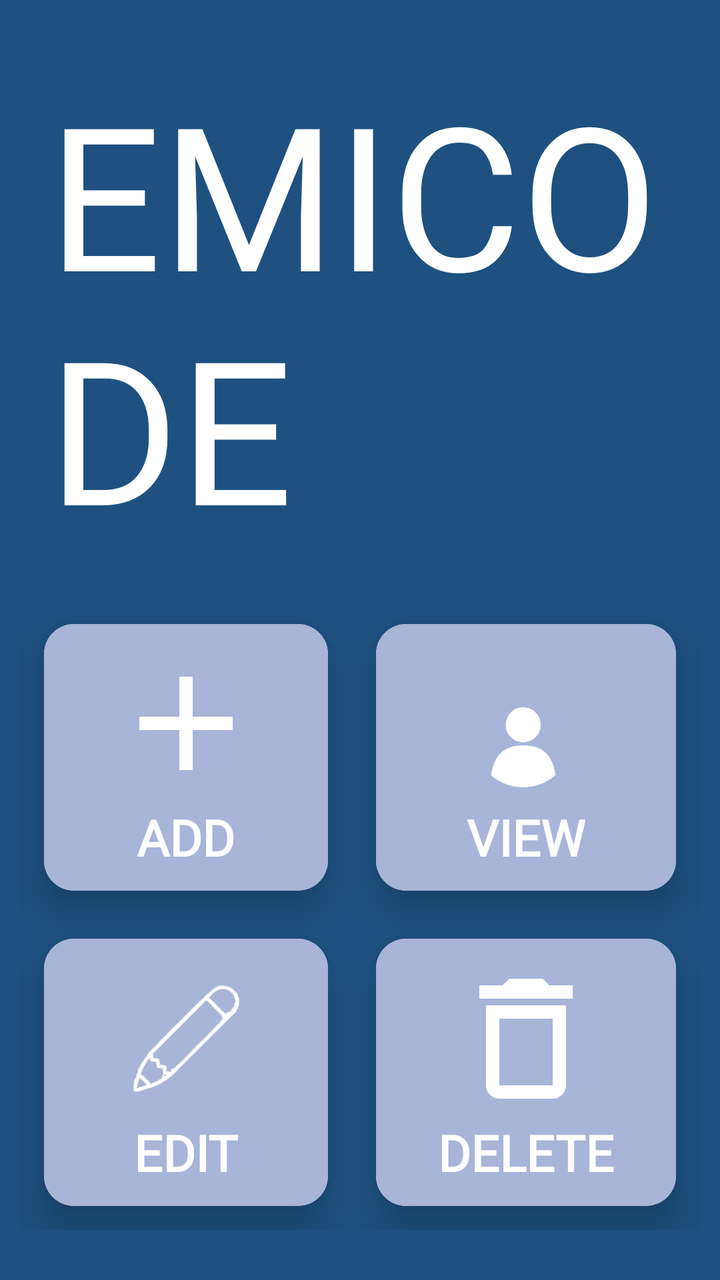
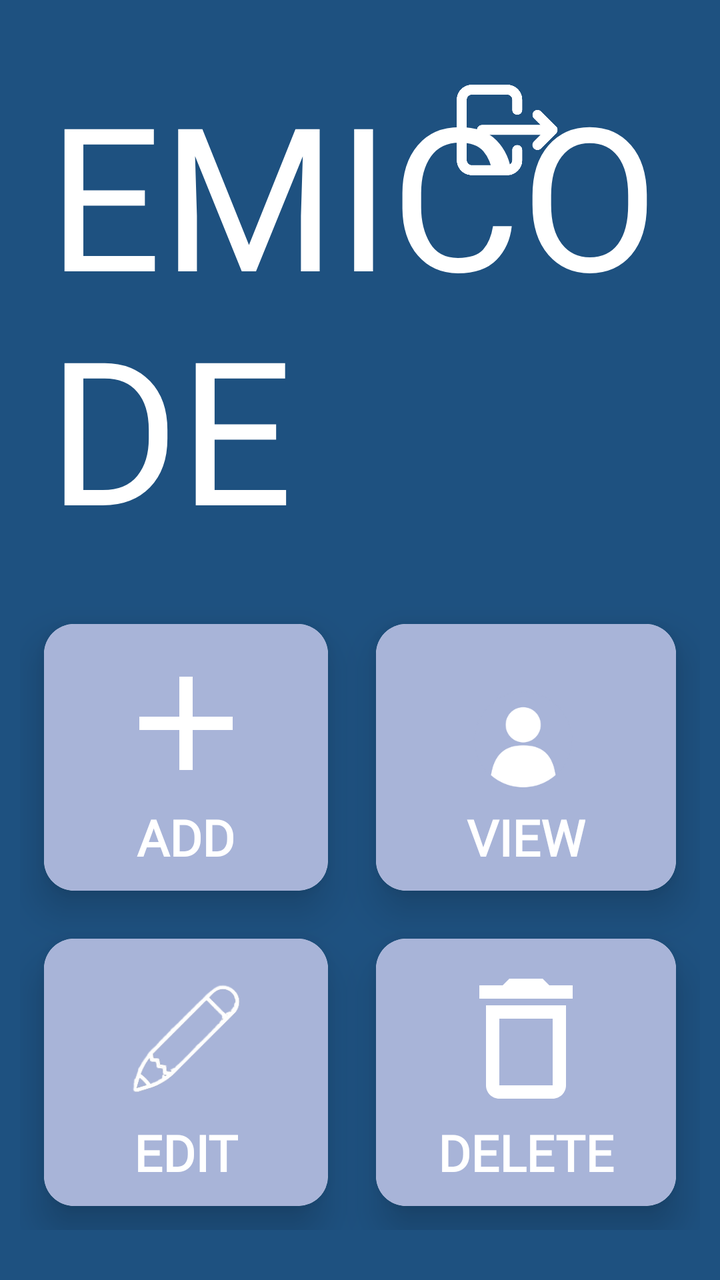

Screens rendered from an Android XML layout before and after an edit, with the pre-edit source and the edit as a unified diff.
<!-- AndroidManifest.xml: application theme Theme.FinalsApplication -->
<!-- res/layout/admin_menu.xml -->
<?xml version="1.0" encoding="utf-8"?>
<RelativeLayout xmlns:android="http://schemas.android.com/apk/res/android"
    xmlns:app="http://schemas.android.com/apk/res-auto"
    xmlns:tools="http://schemas.android.com/tools"
    android:layout_width="match_parent"
    android:layout_height="match_parent"
    tools:context=".UserMenu"
    android:background="@color/ourBlue">

    <TextView
        android:id="@+id/title_view"
        android:layout_width="wrap_content"
        android:layout_height="wrap_content"
        android:layout_marginTop="30dp"
        android:layout_marginLeft="24dp"
        android:layout_marginBottom="20dp"
        android:text="EMICODE"
        android:fontFamily="@font/computer_says_no"
        android:textColor="#ffff"
        android:textSize="100sp"
        />

    <GridLayout
        android:layout_width="match_parent"
        android:layout_height="match_parent"
        android:layout_below="@+id/title_view"
        android:layout_marginLeft="10dp"
        android:layout_marginRight="10dp"
        android:layout_marginBottom="25dp"
        android:rowCount="2"
        android:columnCount="2">

        <androidx.cardview.widget.CardView
            android:id="@+id/toAdd"
            android:layout_width="wrap_content"
            android:layout_height="wrap_content"
            app:cardCornerRadius="15dp"
            android:layout_columnWeight="1"
            android:layout_rowWeight="1"
            android:layout_row="0"
            android:layout_column="0"
            android:layout_margin="12dp"
            app:cardElevation="12dp">

            <LinearLayout
                android:layout_width="match_parent"
                android:layout_height="match_parent"
                android:orientation="vertical"
                android:background="#A8B4D8"
                android:gravity="center">
                <ImageView
                    android:layout_width="80dp"
                    android:layout_height="80dp"
                    android:src="@drawable/add_sign"
                    android:layout_gravity="center_horizontal"/>
                <TextView
                    android:layout_width="wrap_content"
                    android:layout_height="wrap_content"
                    android:text="ADD"
                    android:layout_gravity="center_horizontal"
                    android:fontFamily="@font/roboto_black"
                    android:textSize="25sp"
                    android:textColor="#FFFFFF"
                    android:textStyle="bold"/>
            </LinearLayout>
        </androidx.cardview.widget.CardView>

        <androidx.cardview.widget.CardView
            android:id="@+id/toView"
            android:layout_width="wrap_content"
            android:layout_height="wrap_content"
            app:cardCornerRadius="15dp"
            android:layout_columnWeight="1"
            android:layout_rowWeight="1"
            android:layout_row="0"
            android:layout_column="1"
            android:layout_margin="12dp"
            app:cardElevation="12dp">

            <LinearLayout
                android:layout_width="match_parent"
                android:layout_height="match_parent"
                android:orientation="vertical"
                android:background="#A8B4D8"
                android:gravity="center">
                <ImageView
                    android:layout_width="80dp"
                    android:layout_height="80dp"
                    android:src="@drawable/profile_icon"
                    android:layout_gravity="center_horizontal"/>
                <TextView
                    android:layout_width="wrap_content"
                    android:layout_height="wrap_content"
                    android:text="VIEW"
                    android:layout_gravity="center_horizontal"
                    android:fontFamily="@font/roboto_black"
                    android:textSize="25sp"
                    android:textColor="#FFFFFF"
                    android:textStyle="bold"/>
            </LinearLayout>
        </androidx.cardview.widget.CardView>

        <androidx.cardview.widget.CardView
            android:id="@+id/toEdit"
            android:layout_width="wrap_content"
            android:layout_height="wrap_content"
            app:cardCornerRadius="15dp"
            android:layout_columnWeight="1"
            android:layout_rowWeight="1"
            android:layout_row="1"
            android:layout_column="0"
            android:layout_margin="12dp"
            app:cardElevation="12dp">

            <LinearLayout
                android:layout_width="match_parent"
                android:layout_height="match_parent"
                android:orientation="vertical"
                android:background="#A8B4D8"
                android:gravity="center">
                <ImageView
                    android:layout_width="80dp"
                    android:layout_height="80dp"
                    android:src="@drawable/edit_icon"
                    android:layout_gravity="center_horizontal"/>
                <TextView
                    android:layout_width="wrap_content"
                    android:layout_height="wrap_content"
                    android:text="EDIT"
                    android:layout_gravity="center_horizontal"
                    android:fontFamily="@font/roboto_black"
                    android:textSize="25sp"
                    android:textColor="#FFFFFF"
                    android:textStyle="bold"/>
            </LinearLayout>
        </androidx.cardview.widget.CardView>

        <androidx.cardview.widget.CardView
            android:id="@+id/toDelete"
            android:layout_width="wrap_content"
            android:layout_height="wrap_content"
            app:cardCornerRadius="15dp"
            android:layout_columnWeight="1"
            android:layout_rowWeight="1"
            android:layout_row="1"
            android:layout_column="1"
            android:layout_margin="12dp"
            app:cardElevation="12dp">

            <LinearLayout
                android:layout_width="match_parent"
                android:layout_height="match_parent"
                android:orientation="vertical"
                android:background="#A8B4D8"
                android:gravity="center">
                <ImageView
                    android:layout_width="80dp"
                    android:layout_height="80dp"
                    android:src="@drawable/delete_trashcan"
                    android:layout_gravity="center_horizontal"/>
                <TextView
                    android:layout_width="wrap_content"
                    android:layout_height="wrap_content"
                    android:text="DELETE"
                    android:layout_gravity="center_horizontal"
                    android:fontFamily="@font/roboto_black"
                    android:textSize="25sp"
                    android:textColor="#FFFFFF"
                    android:textStyle="bold"/>
            </LinearLayout>
        </androidx.cardview.widget.CardView>
    </GridLayout>
</RelativeLayout>
<!-- resources referenced by this layout -->
<resources>
  <color name="ourBlue">#1e5180</color>
  <!-- drawable add_sign (drawable) -->
  <vector android:height="24dp" android:tint="#FFFFFF"
      android:viewportHeight="24" android:viewportWidth="24"
      android:width="24dp" xmlns:android="http://schemas.android.com/apk/res/android">
      <path android:fillColor="@android:color/white" android:pathData="M19,13h-6v6h-2v-6H5v-2h6V5h2v6h6v2z"/>
  </vector>
  <!-- drawable delete_trashcan (drawable) -->
  <vector android:height="24dp" android:tint="#FFFFFF"
      android:viewportHeight="24" android:viewportWidth="24"
      android:width="24dp" xmlns:android="http://schemas.android.com/apk/res/android">
      <path android:fillColor="@android:color/white" android:pathData="M6,19c0,1.1 0.9,2 2,2h8c1.1,0 2,-0.9 2,-2L18,7L6,7v12zM8,9h8v10L8,19L8,9zM15.5,4l-1,-1h-5l-1,1L5,4v2h14L19,4z"/>
  </vector>
  <!-- drawable edit_icon: png bitmap (drawable, 14053 bytes) -->
  <!-- drawable profile_icon: png bitmap (drawable, 14558 bytes) -->
  <style name="Theme.FinalsApplication" parent="Base.Theme.FinalsApplication" />
  <style name="Base.Theme.FinalsApplication" parent="Theme.Material3.DayNight.NoActionBar">
          
          
          <item name="android:statusBarColor">#00000000</item>
      </style>
</resources>

<!-- the commit's change to res/layout/admin_menu.xml (unified diff, before → after) -->
@@ -18,6 +18,21 @@
         android:fontFamily="@font/computer_says_no"
         android:textColor="#ffff"
         android:textSize="100sp"
+        />
+
+
+    <ImageButton
+        android:id="@+id/btnLogout"
+        android:layout_width="55sp"
+        android:layout_height="60sp"
+        android:layout_alignParentTop="true"
+        android:layout_alignParentEnd="true"
+        android:layout_marginTop="35dp"
+        android:layout_marginEnd="80dp"
+        android:src="@drawable/logout_icon"
+        android:background="?android:attr/selectableItemBackground"
+        android:contentDescription="Logout"
+        android:scaleType="fitCenter"
         />
 
     <GridLayout
<!-- resource entries referenced after the edit -->
@@ -14,6 +14,7 @@
       <path android:fillColor="@android:color/white" android:pathData="M6,19c0,1.1 0.9,2 2,2h8c1.1,0 2,-0.9 2,-2L18,7L6,7v12zM8,9h8v10L8,19L8,9zM15.5,4l-1,-1h-5l-1,1L5,4v2h14L19,4z"/>
   </vector>
   <!-- drawable edit_icon: png bitmap (drawable, 14053 bytes) -->
+  <!-- drawable logout_icon: png bitmap (drawable, 12247 bytes) -->
   <!-- drawable profile_icon: png bitmap (drawable, 14558 bytes) -->
   <style name="Theme.FinalsApplication" parent="Base.Theme.FinalsApplication" />
   <style name="Base.Theme.FinalsApplication" parent="Theme.Material3.DayNight.NoActionBar">
